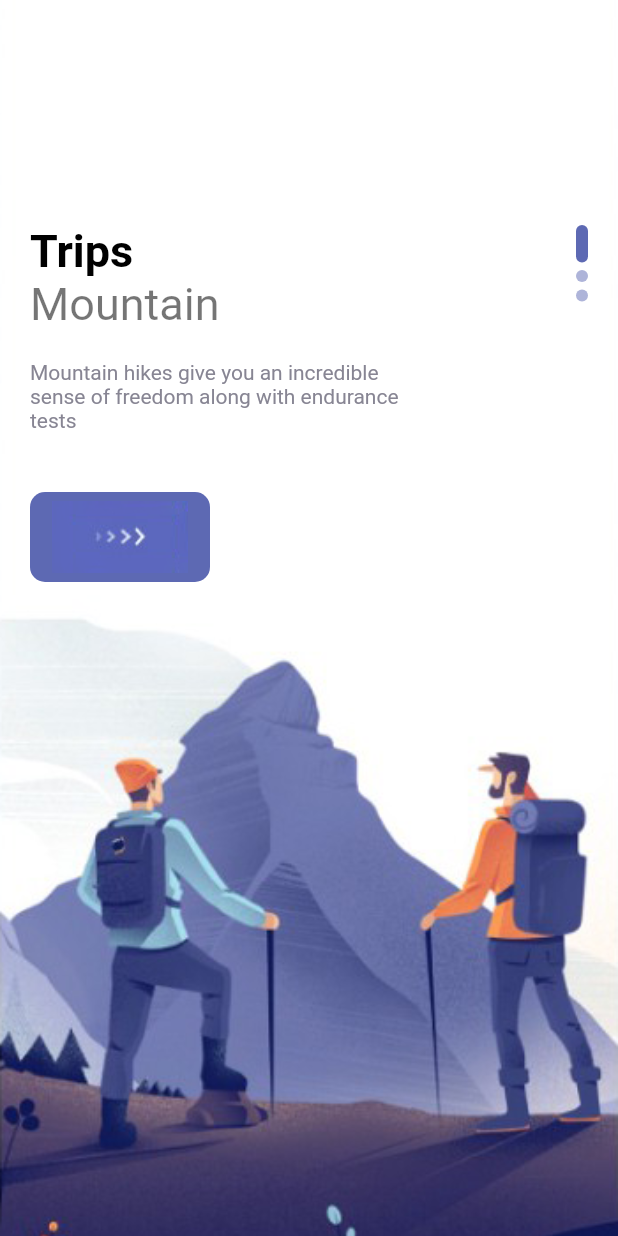
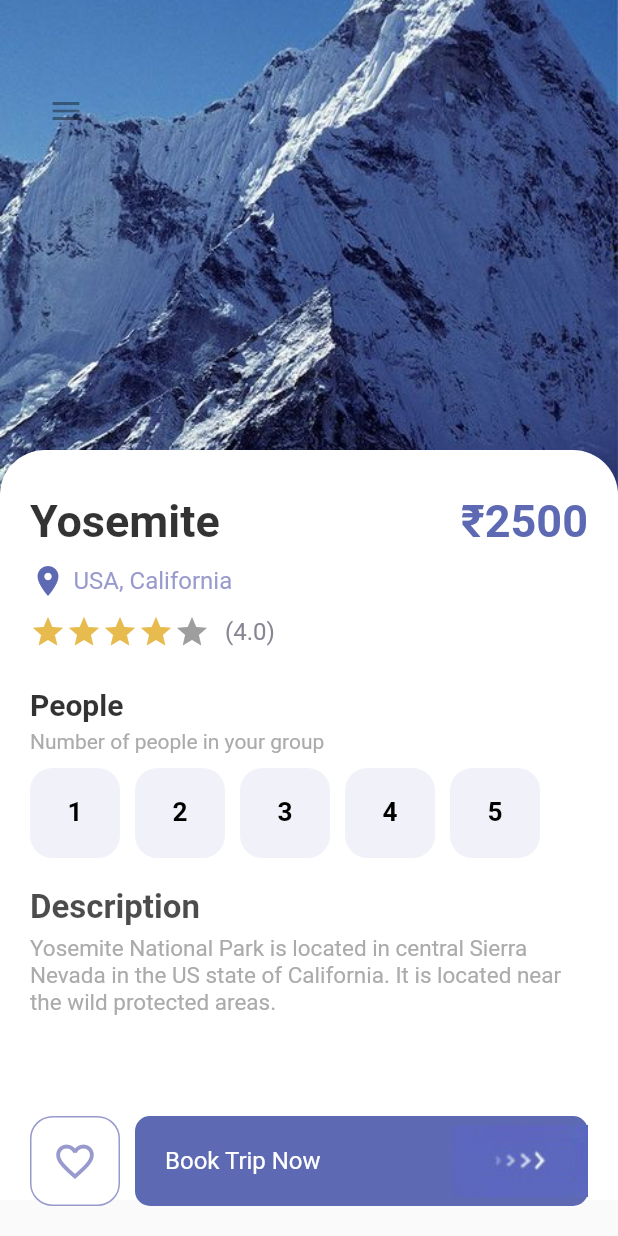
Before and after one commit to Rohit-2412/Travel-App, a Flutter app: the screen it shows after launch, on a phone screen of 412 x 824 dp. Run offline on Flutter 3.47's test engine with Material 2 defaults, Android fonts, the phone set to English and light mode, and no system bars.

Commit message:
Completed pages

```diff
--- a/lib/main.dart
+++ b/lib/main.dart
@@ -1,4 +1,6 @@
 import 'package:flutter/material.dart';
+import 'package:my_first_app/pages/detail_page.dart';
+import 'package:my_first_app/pages/navpages/main_page.dart';
 import 'package:my_first_app/pages/welcome_page.dart';
 
 void main() {
@@ -15,7 +17,7 @@ class MyApp extends StatelessWidget {
       title: 'Travel App',
       debugShowCheckedModeBanner: false,
       theme: ThemeData(primarySwatch: Colors.blue),
-      home: const WelcomePage(),
+      home: const DetailPage(),
     );
   }
 }
--- /dev/null
+++ b/lib/pages/detail_page.dart
@@ -0,0 +1,253 @@
+import 'package:flutter/material.dart';
+import 'package:my_first_app/misc/colors.dart';
+import 'package:my_first_app/widgets/app_large_text.dart';
+import 'package:my_first_app/widgets/app_text.dart';
+import 'package:my_first_app/widgets/responsive_button.dart';
+
+import '../widgets/app_button.dart';
+
+class DetailPage extends StatefulWidget {
+  const DetailPage({super.key});
+
+  @override
+  State<DetailPage> createState() => _DetailPageState();
+}
+
+class _DetailPageState extends State<DetailPage> {
+  int starsReceived = 4;
+  int selectedIndex = -1;
+  @override
+  Widget build(BuildContext context) {
+    return Scaffold(
+      body: SizedBox(
+        height: double.maxFinite,
+        width: double.maxFinite,
+        child: Stack(children: [
+          // image
+          Positioned(
+            left: 0,
+            right: 0,
+            child: Container(
+              width: double.maxFinite,
+              height: 350,
+              decoration: const BoxDecoration(
+                image: DecorationImage(
+                    image: AssetImage("assets/images/mountain.jpeg"),
+                    fit: BoxFit.cover),
+              ),
+            ),
+          ),
+
+          // icons
+          Positioned(
+            left: 20,
+            top: 50,
+            child: Row(
+              children: const [
+                IconButton(
+                  onPressed: null,
+                  icon: Icon(Icons.menu),
+                  color: Colors.white,
+                ),
+                // IconButton(
+                //   onPressed: null,
+                //   icon: Icon(Icons.more_vert),
+                // ),
+              ],
+            ),
+          ),
+
+          // bottom card container
+          Positioned(
+            top: 300,
+            child: Container(
+              padding: const EdgeInsets.only(top: 30, right: 20, left: 20),
+              width: MediaQuery.of(context).size.width,
+              height: 500,
+              decoration: const BoxDecoration(
+                  borderRadius: BorderRadius.only(
+                    topLeft: Radius.circular(30),
+                    topRight: Radius.circular(30),
+                  ),
+                  color: Colors.white),
+
+              // content of card
+              child: Column(
+                // aligning the content to the start of the card
+                crossAxisAlignment: CrossAxisAlignment.start,
+                children: [
+                  // col1
+                  Row(
+                    mainAxisAlignment: MainAxisAlignment.spaceBetween,
+                    children: [
+                      // heading and price
+                      AppLargeText(
+                        text: "Yosemite",
+                        size: 30,
+                        color: Colors.black.withOpacity(0.8),
+                      ),
+                      AppLargeText(
+                        text: "₹2500",
+                        size: 30,
+                        color: AppColors.mainColor,
+                      ),
+                    ],
+                  ),
+
+                  // spacing
+                  const SizedBox(height: 10),
+
+                  // col2
+                  Row(children: [
+                    Icon(
+                      Icons.location_on,
+                      color: AppColors.mainColor,
+                    ),
+                    // spacing
+                    const SizedBox(width: 5),
+                    // location
+                    AppText(
+                      text: "USA, California",
+                      color: AppColors.textColor1,
+                    ),
+                  ]),
+
+                  // spacing
+                  const SizedBox(height: 10),
+
+                  // col3
+                  Row(
+                    children: [
+                      // stars list
+                      Wrap(
+                        children: List.generate(5, (index) {
+                          return Icon(
+                            Icons.star,
+                            color: index < starsReceived
+                                ? AppColors.starColor
+                                : Colors.grey,
+                          );
+                        }),
+                      ),
+
+                      // spacing
+                      const SizedBox(width: 10),
+
+                      // rating
+                      AppText(
+                        text: "(4.0)",
+                        color: AppColors.textColor2,
+                      ),
+                    ],
+                  ),
+
+                  // spacing
+                  const SizedBox(height: 25),
+
+                  // col4
+                  AppLargeText(
+                    text: "People",
+                    size: 20,
+                    color: Colors.black.withOpacity(0.8),
+                  ),
+
+                  // spacing
+                  const SizedBox(height: 5),
+
+                  // col5
+                  AppText(
+                    text: "Number of people in your group",
+                    color: AppColors.mainTextColor,
+                    size: 14,
+                  ),
+
+                  // spacing
+                  const SizedBox(height: 10),
+
+                  // boxes showing number of people
+                  Wrap(
+                    children: List.generate(5, (index) {
+                      return InkWell(
+                        onTap: () {
+                          setState(() {
+                            selectedIndex = index;
+                          });
+                        },
+                        child: Container(
+                          margin: const EdgeInsets.only(right: 10),
+                          child: AppButton(
+                            color: selectedIndex == index
+                                ? Colors.white
+                                : Colors.black,
+                            backgroundColor: selectedIndex == index
+                                ? Colors.black.withOpacity(0.8)
+                                : AppColors.buttonBackground,
+                            size: 17.5,
+                            borderColor: selectedIndex == index
+                                ? Colors.black
+                                : AppColors.buttonBackground,
+                            text: (index + 1).toString(),
+                            isBold: true,
+                          ),
+                        ),
+                      );
+                    }),
+                  ),
+
+                  // spacing
+                  const SizedBox(height: 20),
+
+                  // col6
+                  AppLargeText(
+                    text: "Description",
+                    color: Colors.black.withOpacity(.7),
+                    size: 22,
+                  ),
+
+                  // spacing
+                  const SizedBox(height: 5),
+
+                  // col7
+                  AppText(
+                    text:
+                        "Yosemite National Park is located in central Sierra Nevada in the US state of California. It is located near the wild protected areas.",
+                    color: AppColors.mainTextColor,
+                    size: 15,
+                  )
+                ],
+              ),
+            ),
+          ),
+
+          // bottom like button and book trip button
+          Positioned(
+            left: 20,
+            right: 20,
+            bottom: 20,
+            child: Row(
+              children: [
+                // like button
+                AppButton(
+                  color: AppColors.textColor1,
+                  backgroundColor: Colors.white,
+                  size: 30,
+                  borderColor: AppColors.textColor1,
+                  isIcon: true,
+                  icon: Icons.favorite_border,
+                ),
+
+                // spacing b/w 2 buttons
+                const SizedBox(width: 10),
+
+                // proceed button
+                ResponsiveButton(
+                  isResponsive: true,
+                ),
+              ],
+            ),
+          ),
+        ]),
+      ),
+    );
+  }
+}
--- /dev/null
+++ b/lib/widgets/app_button.dart
@@ -0,0 +1,60 @@
+import 'package:flutter/cupertino.dart';
+import 'package:flutter/material.dart';
+import 'package:flutter/src/widgets/framework.dart';
+import 'package:my_first_app/widgets/app_large_text.dart';
+import 'package:my_first_app/widgets/app_text.dart';
+
+class AppButton extends StatelessWidget {
+  final Color color;
+  String? text;
+  IconData? icon;
+  bool isIcon;
+  final Color backgroundColor;
+  double size;
+  final Color borderColor;
+  bool isBold;
+
+  AppButton(
+      {super.key,
+      this.text = "",
+      this.isBold = false,
+      this.icon,
+      this.isIcon = false,
+      required this.color,
+      required this.backgroundColor,
+      required this.size,
+      required this.borderColor});
+
+  @override
+  Widget build(BuildContext context) {
+    return Container(
+      width: 60,
+      height: 60,
+      decoration: BoxDecoration(
+          border: Border.all(color: borderColor, width: 1.0),
+          borderRadius: BorderRadius.circular(15),
+          color: backgroundColor),
+      child: isIcon
+          ? Center(
+              child: Icon(
+                icon,
+                color: color,
+                size: size,
+              ),
+            )
+          : Center(
+              child: isBold
+                  ? AppLargeText(
+                      size: size,
+                      text: text!,
+                      color: color,
+                    )
+                  : AppText(
+                      size: size,
+                      text: text!,
+                      color: color,
+                    ),
+            ),
+    );
+  }
+}
--- a/lib/widgets/responsive_button.dart
+++ b/lib/widgets/responsive_button.dart
@@ -1,25 +1,42 @@
 import 'package:flutter/material.dart';
 import 'package:my_first_app/misc/colors.dart';
+
+import 'app_text.dart';
 
 // ignore: must_be_immutable
 class ResponsiveButton extends StatelessWidget {
   bool? isResponsive;
   double? width;
 
-  ResponsiveButton({super.key, this.isResponsive = false, this.width});
+  ResponsiveButton({super.key, this.isResponsive = false, this.width = 120});
 
   @override
   Widget build(BuildContext context) {
-    return Container(
-      width: width,
+    return Flexible(
+      child: Container(
+        width: isResponsive == true ? double.maxFinite : 60,
         height: 60,
         decoration: BoxDecoration(
           color: AppColors.mainColor,
           borderRadius: BorderRadius.circular(10),
         ),
         child: Row(
-        mainAxisAlignment: MainAxisAlignment.center,
-        children: [Image.asset("assets/images/button-one.png")],
+          mainAxisAlignment: isResponsive == true
+              ? MainAxisAlignment.spaceBetween
+              : MainAxisAlignment.center,
+          children: [
+            isResponsive == true
+                ? Container(
+                    margin: const EdgeInsets.only(left: 20),
+                    child: AppText(
+                      text: "Book Trip Now",
+                      color: Colors.white,
+                    ),
+                  )
+                : Container(),
+            Image.asset("assets/images/button-one.png")
+          ],
+        ),
       ),
     );
   }
--- a/pubspec.yaml
+++ b/pubspec.yaml
@@ -34,6 +34,9 @@ dependencies:
     # The following adds the Cupertino Icons font to your application.
     # Use with the CupertinoIcons class for iOS style icons.
     cupertino_icons: ^1.0.2
+    bloc:
+    flutter_bloc:
+    equatable:
 
 dev_dependencies:
     flutter_test:
```
Also changed, not shown: lib/pages/navpages/bar_item_page.dart (added, +11 -0 lines), lib/pages/navpages/home_page.dart (added, +221 -0 lines), lib/pages/navpages/main_page.dart (added, +62 -0 lines), lib/pages/navpages/my_page.dart (added, +11 -0 lines), lib/pages/navpages/search_page.dart (added, +11 -0 lines), pubspec.lock, 1 other file. Lines whose indentation alone changed are shown as unchanged.
